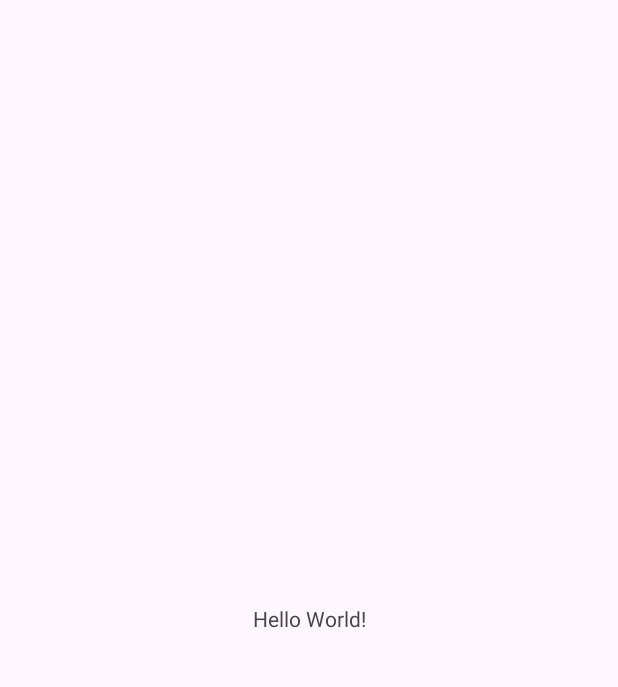
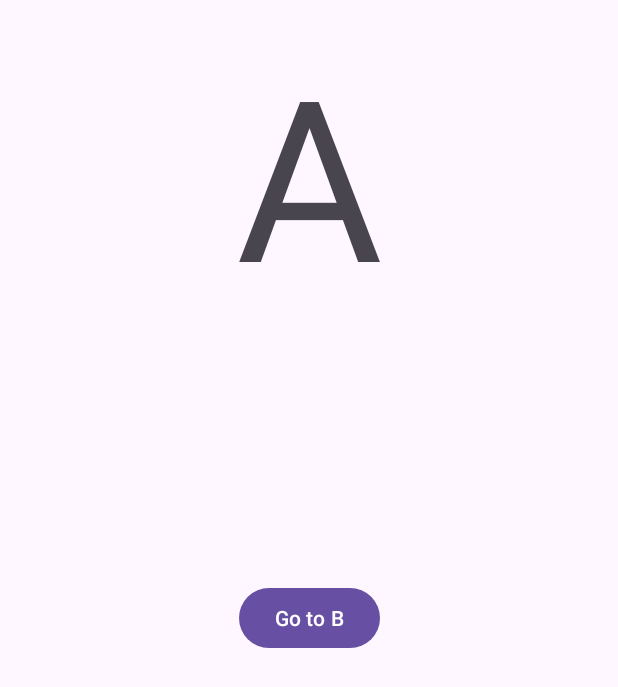
Before and after one commit to RobCapa/astonInternship_work_4, an Android app: the screen it shows after launch (MainActivity), on a phone screen of 412 x 824 dp. Before the commit the part shown is almost empty. Shown: the top 687 px of the screen. Run offline under Robolectric (Android 15) with nearby library versions, the phone set to English and light mode, and no system bars.

Commit message:
work_4 finished

```diff
--- a/Work_4/app/build.gradle
+++ b/Work_4/app/build.gradle
@@ -30,6 +30,9 @@ android {
     kotlinOptions {
         jvmTarget = '1.8'
     }
+    buildFeatures {
+        viewBinding true
+    }
 }
 
 dependencies {
@@ -41,4 +44,5 @@ dependencies {
     testImplementation 'junit:junit:4.13.2'
     androidTestImplementation 'androidx.test.ext:junit:1.1.5'
     androidTestImplementation 'androidx.test.espresso:espresso-core:3.5.1'
+    implementation 'com.github.kirich1409:viewbindingpropertydelegate:1.5.6'
 }
--- /dev/null
+++ b/Work_4/app/src/main/java/com/example/work_4/FragmentA.kt
@@ -0,0 +1,38 @@
+package com.example.work_4
+
+import android.os.Bundle
+import android.view.LayoutInflater
+import android.view.View
+import android.view.ViewGroup
+import androidx.fragment.app.Fragment
+import com.example.work_4.databinding.FragmentABinding
+
+class FragmentA : Fragment() {
+    private lateinit var binding: FragmentABinding
+
+    override fun onCreateView(
+        inflater: LayoutInflater,
+        container: ViewGroup?,
+        savedInstanceState: Bundle?
+    ): View {
+        binding = FragmentABinding.inflate(inflater, container, false)
+
+        binding.fragmentAButtonB.setOnClickListener {
+            (requireActivity() as Navigate).navTo(
+                MainActivity.DIRECTION.FRAGMENT_B,
+                null,
+                true,
+            )
+        }
+
+        return binding.root
+    }
+
+    companion object {
+        fun newInstance(bundle: Bundle?): FragmentA {
+            return FragmentA().apply {
+                arguments = bundle
+            }
+        }
+    }
+}
--- a/Work_4/app/src/main/java/com/example/work_4/MainActivity.kt
+++ b/Work_4/app/src/main/java/com/example/work_4/MainActivity.kt
@@ -1,11 +1,55 @@
 package com.example.work_4
 
+import android.content.Context
+import android.content.Intent
+import android.os.Bundle
 import androidx.appcompat.app.AppCompatActivity
-import android.os.Bundle
 
-class MainActivity : AppCompatActivity() {
+class MainActivity : AppCompatActivity(), Navigate {
     override fun onCreate(savedInstanceState: Bundle?) {
         super.onCreate(savedInstanceState)
         setContentView(R.layout.activity_main)
+        navTo(DIRECTION.FRAGMENT_A, null, true)
+    }
+
+    override fun navTo(
+        direction: DIRECTION,
+        bundle: Bundle?,
+        addToBackStack: Boolean,
+    ) {
+        val frag = when (direction) {
+            DIRECTION.FRAGMENT_A -> FragmentA.newInstance(bundle)
+            DIRECTION.FRAGMENT_B -> FragmentB.newInstance(bundle)
+            DIRECTION.FRAGMENT_C -> FragmentC.newInstance(bundle)
+            DIRECTION.FRAGMENT_D -> FragmentD.newInstance(bundle)
+        }
+
+        supportFragmentManager.beginTransaction()
+            .replace(R.id.mainActivity_frameLayout, frag)
+            .apply { if (addToBackStack) addToBackStack(direction.toString()) }
+            .commit()
+    }
+
+    override fun popBackStackTo(direction: DIRECTION?) {
+        if (direction != null) {
+            supportFragmentManager.popBackStack(
+                direction.toString(),
+                0,
+            )
+        } else {
+            supportFragmentManager.popBackStack()
+        }
+    }
+
+    enum class DIRECTION {
+        FRAGMENT_A,
+        FRAGMENT_B,
+        FRAGMENT_C,
+        FRAGMENT_D,
+    }
+
+    companion object {
+        @JvmStatic
+        fun newIntent(context: Context): Intent = Intent(context, MainActivity::class.java)
     }
 }
--- /dev/null
+++ b/Work_4/app/src/main/java/com/example/work_4/Navigate.kt
@@ -0,0 +1,13 @@
+package com.example.work_4
+
+import android.os.Bundle
+
+interface Navigate {
+    fun navTo(
+        direction: MainActivity.DIRECTION,
+        bundle: Bundle?,
+        addToBackStack: Boolean,
+    )
+
+    fun popBackStackTo(direction: MainActivity.DIRECTION?)
+}
--- a/Work_4/app/src/main/res/layout/activity_main.xml
+++ b/Work_4/app/src/main/res/layout/activity_main.xml
@@ -6,13 +6,12 @@
     android:layout_height="match_parent"
     tools:context=".MainActivity">
 
-    <TextView
-        android:layout_width="wrap_content"
-        android:layout_height="wrap_content"
-        android:text="Hello World!"
+    <FrameLayout
+        android:id="@+id/mainActivity_frameLayout"
+        android:layout_width="0dp"
+        android:layout_height="0dp"
         app:layout_constraintBottom_toBottomOf="parent"
         app:layout_constraintEnd_toEndOf="parent"
         app:layout_constraintStart_toStartOf="parent"
         app:layout_constraintTop_toTopOf="parent" />
-
 </androidx.constraintlayout.widget.ConstraintLayout>
--- /dev/null
+++ b/Work_4/app/src/main/res/layout/fragment_a.xml
@@ -0,0 +1,27 @@
+<?xml version="1.0" encoding="utf-8"?>
+<androidx.constraintlayout.widget.ConstraintLayout xmlns:android="http://schemas.android.com/apk/res/android"
+    xmlns:app="http://schemas.android.com/apk/res-auto"
+    android:layout_width="match_parent"
+    android:layout_height="match_parent">
+
+    <Button
+        android:id="@+id/fragmentA_button_b"
+        android:layout_width="wrap_content"
+        android:layout_height="wrap_content"
+        android:text="Go to B"
+        app:layout_constraintBottom_toBottomOf="parent"
+        app:layout_constraintEnd_toEndOf="parent"
+        app:layout_constraintStart_toStartOf="parent"
+        app:layout_constraintTop_toTopOf="parent" />
+
+    <TextView
+        android:id="@+id/fragmentA_textView_title"
+        android:layout_width="wrap_content"
+        android:layout_height="wrap_content"
+        android:layout_marginTop="16dp"
+        android:text="A"
+        android:textSize="150sp"
+        app:layout_constraintEnd_toEndOf="parent"
+        app:layout_constraintStart_toStartOf="parent"
+        app:layout_constraintTop_toTopOf="parent" />
+</androidx.constraintlayout.widget.ConstraintLayout>
```
Also changed, not shown: Work_4/app/src/main/java/com/example/work_4/FragmentB.kt (added, +44 -0 lines), Work_4/app/src/main/java/com/example/work_4/FragmentC.kt (added, +55 -0 lines), Work_4/app/src/main/java/com/example/work_4/FragmentD.kt (added, +36 -0 lines), Work_4/app/src/main/res/layout/fragment_b.xml (added, +40 -0 lines), Work_4/app/src/main/res/layout/fragment_c.xml (added, +48 -0 lines), Work_4/app/src/main/res/layout/fragment_d.xml (added, +27 -0 lines), Work_4/gradle/wrapper/gradle-wrapper.properties.
